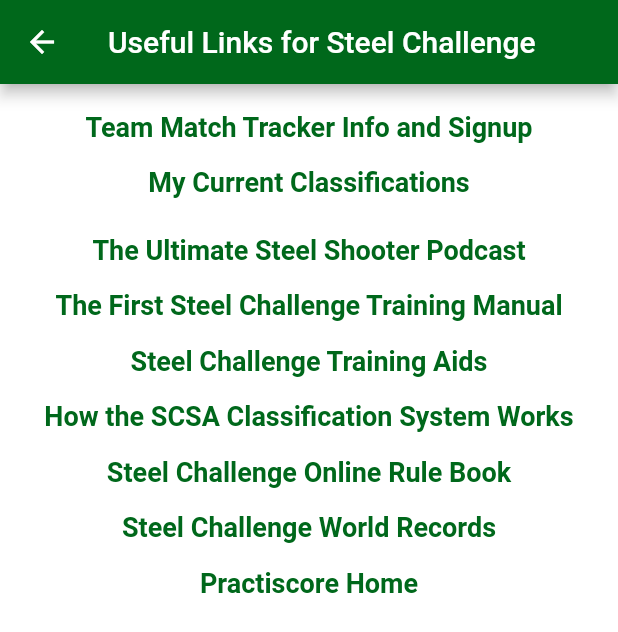
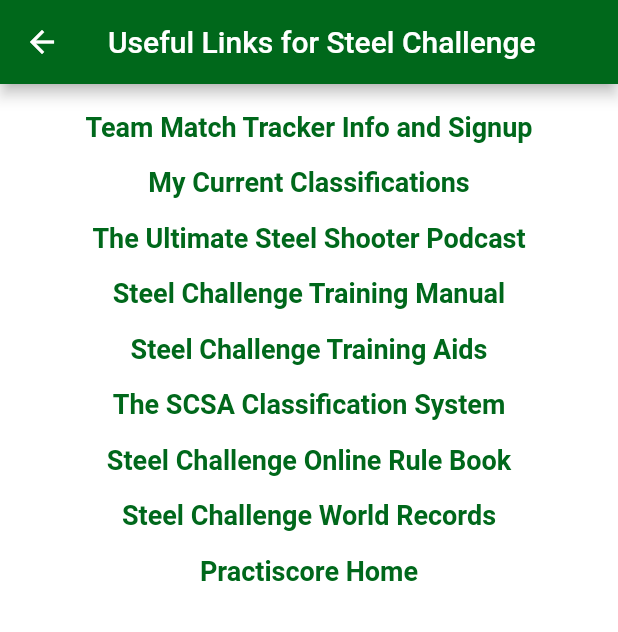
Before and after one commit to smokeyroader/steel_challenge_match_tracker, a Flutter app: the Resources screen opened directly, on a phone screen of 412 x 824 dp. Shown: the top 632 px of the screen. Run offline on Flutter 3.47's test engine with Material 2 defaults, Android fonts, the phone set to English and light mode, and no system bars; our stand-ins replace rflutter_alert, shared_preferences, sqflite; accounts and stored records are empty.

Commit message:
Fixed resources page overflow.

```diff
--- a/lib/current_classification.dart
+++ b/lib/current_classification.dart
@@ -42,7 +42,7 @@ class CurrentClassification extends StatelessWidget {
                   autofocus: true,
                   controller: _controller,
                   decoration: InputDecoration(hintText: 'USPSA Member #'),
-                  textInputAction: TextInputAction.go,
+                  textInputAction: TextInputAction.done,
                   keyboardType: TextInputType.text,
 
                   inputFormatters: [
@@ -67,11 +67,11 @@ class CurrentClassification extends StatelessWidget {
                 ),
                 onPressed: () {
                   SystemChannels.textInput.invokeMethod('TextInput.hide');
-//                  memberNum = _controller.text;
+
                   _saveMemberNum('${_controller.text}');
                   launchURL(
                       "https://www.steelchallenge.com/steel-challenge-classification.php?action=lookup&scsa=${_controller.text}");
-                  //Code here to save data before exiting screen
+
                   Navigator.pop(context);
                 },
               ),
--- a/lib/main.dart
+++ b/lib/main.dart
@@ -1,8 +1,6 @@
 import 'package:flutter/material.dart';
 import 'mt_home_page.dart';
 import 'package:flutter/services.dart';
-
-//void main() => runApp(MyApp());
 
 //Lock screen orientation on Android devices
 void main() {
--- a/lib/resources.dart
+++ b/lib/resources.dart
@@ -1,6 +1,8 @@
 import 'package:url_launcher/url_launcher.dart';
 import 'package:flutter/material.dart';
 import 'current_classification.dart';
+import 'package:flutter/services.dart';
+import 'dart:async';
 
 class Resources extends StatefulWidget {
   @override
@@ -27,14 +29,19 @@ class _ResourcesState extends State<Resources> {
         ),
         backgroundColor: Color(0xFF00681B),
       ),
-      body: Row(
+      body: WillPopScope(
+        onWillPop: () async {
+          SystemChannels.textInput.invokeMethod('TextInput.hide');
+          return true;
+        },
+        child: Row(
           mainAxisAlignment: MainAxisAlignment.center,
           children: <Widget>[
             Column(
               crossAxisAlignment: CrossAxisAlignment.center,
               children: <Widget>[
                 Padding(
-                padding: const EdgeInsets.only(top: 18.0),
+                  padding: const EdgeInsets.only(top: 18.0, bottom: 8.0),
                   child: GestureDetector(
                     onTap: () {
                       _teamMT();
@@ -57,7 +64,7 @@ class _ResourcesState extends State<Resources> {
                   ),
                 ),
                 Padding(
-                padding: const EdgeInsets.only(top: 16, bottom: 8.0),
+                  padding: const EdgeInsets.only(top: 8.0, bottom: 8.0),
                   child: GestureDetector(
                     onTap: () {
                       Navigator.push(
@@ -83,7 +90,7 @@ class _ResourcesState extends State<Resources> {
                   ),
                 ),
                 Padding(
-                padding: const EdgeInsets.only(top: 16, bottom: 8.0),
+                  padding: const EdgeInsets.only(top: 8.0, bottom: 8.0),
                   child: GestureDetector(
                     onTap: () {
                       launchURL(
@@ -100,14 +107,14 @@ class _ResourcesState extends State<Resources> {
                   ),
                 ),
                 Padding(
-                padding: const EdgeInsets.all(8.0),
+                  padding: const EdgeInsets.only(top: 8.0, bottom: 8.0),
                   child: GestureDetector(
                     onTap: () {
                       launchURL(
                           "https://www.amazon.com/You-Feel-Need-Speed-Challenge/dp/1548141046/ref=sr_1_1?s=books&ie=UTF8&qid=1510059473&sr=1-1&keywords=do+you+feel+the+need+for+speed");
                     },
                     child: Text(
-                    'The First Steel Challenge Training Manual',
+                      'Steel Challenge Training Manual',
                       style: TextStyle(
                         fontSize: 18,
                         fontWeight: FontWeight.bold,
@@ -117,7 +124,7 @@ class _ResourcesState extends State<Resources> {
                   ),
                 ),
                 Padding(
-                padding: const EdgeInsets.all(8.0),
+                  padding: const EdgeInsets.only(top: 8.0, bottom: 8.0),
                   child: GestureDetector(
                     onTap: () {
                       launchURL("http://www.steelshootbanners.com/index.html");
@@ -133,14 +140,14 @@ class _ResourcesState extends State<Resources> {
                   ),
                 ),
                 Padding(
-                padding: const EdgeInsets.all(8.0),
+                  padding: const EdgeInsets.only(top: 8.0, bottom: 8.0),
                   child: GestureDetector(
                     onTap: () {
                       launchURL(
                           "https://www.ssusa.org/articles/2018/7/5/steel-challenge-lets-talk-about-classification/");
                     },
                     child: Text(
-                    'How the SCSA Classification System Works',
+                      'The SCSA Classification System',
                       style: TextStyle(
                         fontSize: 18,
                         fontWeight: FontWeight.bold,
@@ -150,7 +157,7 @@ class _ResourcesState extends State<Resources> {
                   ),
                 ),
                 Padding(
-                padding: const EdgeInsets.all(8.0),
+                  padding: const EdgeInsets.only(top: 8.0, bottom: 8.0),
                   child: GestureDetector(
                     onTap: () {
                       launchURL(
@@ -167,7 +174,7 @@ class _ResourcesState extends State<Resources> {
                   ),
                 ),
                 Padding(
-                padding: const EdgeInsets.all(8.0),
+                  padding: const EdgeInsets.only(top: 8.0, bottom: 8.0),
                   child: GestureDetector(
                     onTap: () {
                       launchURL(
@@ -184,7 +191,7 @@ class _ResourcesState extends State<Resources> {
                   ),
                 ),
                 Padding(
-                padding: const EdgeInsets.all(8.0),
+                  padding: const EdgeInsets.only(top: 8.0, bottom: 8.0),
                   child: GestureDetector(
                     onTap: () {
                       launchURL("https://practiscore.com");
@@ -202,6 +209,7 @@ class _ResourcesState extends State<Resources> {
               ],
             ),
           ],
+        ),
       ),
     );
   }
```
Also changed, not shown: lib/match_tracker.dart (+32 -8 lines), lib/mt_home_page.dart (+8 -4 lines). Lines whose indentation alone changed are shown as unchanged.
